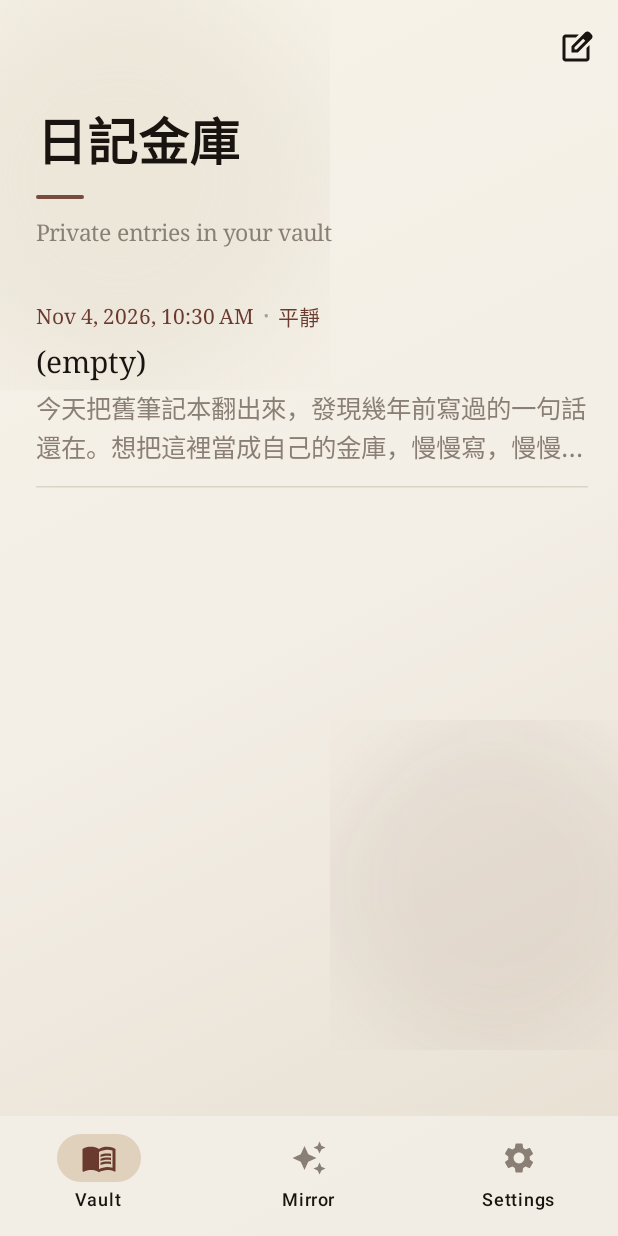
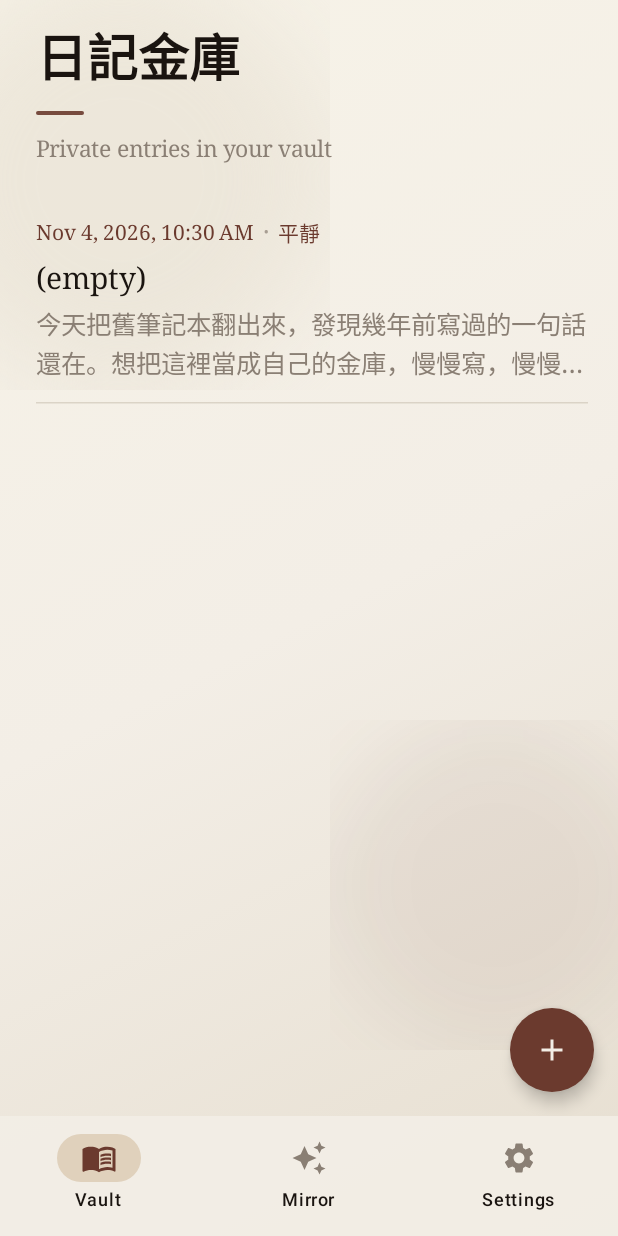
Before and after one commit to silasha1118-beep/diaryapp, an Android app built with Jetpack Compose: the composable MainTabs shown on its own in the app's theme, on a phone screen of 412 x 824 dp. Run offline under Robolectric (Android 15) with nearby library versions, the phone set to English and light mode, and no system bars.

Commit message:
Restore Android Vault compose bottom + FAB
Revert PR #66 iOS-style top trailing square.and.pencil control.
Use Material circular + FAB (burgundy seal on cream) per Android
platform convention; drop unused ic_square_and_pencil drawable.

Co-authored-by: silasha1118-beep <silasha1118-beep@users.noreply.github.com>

```diff
--- a/android/app/src/main/java/com/diaryvault/app/ui/diary/DiaryScreens.kt
+++ b/android/app/src/main/java/com/diaryvault/app/ui/diary/DiaryScreens.kt
@@ -15,10 +15,12 @@ import androidx.compose.foundation.layout.padding
 import androidx.compose.foundation.layout.size
 import androidx.compose.foundation.lazy.LazyColumn
 import androidx.compose.foundation.lazy.items
+import androidx.compose.foundation.shape.CircleShape
 import androidx.compose.foundation.shape.RoundedCornerShape
 import androidx.compose.foundation.text.BasicTextField
 import androidx.compose.material.icons.Icons
 import androidx.compose.material.icons.automirrored.filled.ArrowBack
+import androidx.compose.material.icons.filled.Add
 import androidx.compose.material.icons.filled.Image
 import androidx.compose.material.icons.filled.Mic
 import androidx.compose.material.icons.filled.Videocam
@@ -26,6 +28,7 @@ import androidx.compose.material3.Button
 import androidx.compose.material3.ButtonDefaults
 import androidx.compose.material3.CenterAlignedTopAppBar
 import androidx.compose.material3.ExperimentalMaterial3Api
+import androidx.compose.material3.FloatingActionButton
 import androidx.compose.material3.HorizontalDivider
 import androidx.compose.material3.Icon
 import androidx.compose.material3.IconButton
@@ -46,7 +49,6 @@ import androidx.compose.ui.Modifier
 import androidx.compose.ui.graphics.Color
 import androidx.compose.ui.graphics.SolidColor
 import androidx.compose.ui.graphics.vector.ImageVector
-import androidx.compose.ui.res.painterResource
 import androidx.compose.ui.text.TextStyle
 import androidx.compose.ui.text.font.FontFamily
 import androidx.compose.ui.text.font.FontWeight
@@ -112,7 +114,6 @@ fun DiaryNavHost(viewModel: VaultViewModel, modifier: Modifier = Modifier) {
     }
 }
 
-@OptIn(ExperimentalMaterial3Api::class)
 @Composable
 private fun DiaryListScreen(
     viewModel: VaultViewModel,
@@ -127,23 +128,18 @@ private fun DiaryListScreen(
         localizedString(R.string.diary_subtitle_named, name)
     }
 
-    // iOS DiaryListView: trailing toolbar `square.and.pencil` — no bottom FAB.
+    // Android convention: bottom-right circular Material + FAB (not iOS top square.and.pencil).
     Scaffold(
         containerColor = Color.Transparent,
-        topBar = {
-            TopAppBar(
-                title = { },
-                actions = {
-                    IconButton(onClick = onCreate) {
-                        Icon(
-                            painter = painterResource(R.drawable.ic_square_and_pencil),
-                            contentDescription = localizedString(R.string.diary_new),
-                            tint = VaultColors.ink,
-                        )
-                    }
-                },
-                colors = TopAppBarDefaults.topAppBarColors(containerColor = Color.Transparent),
-            )
+        floatingActionButton = {
+            FloatingActionButton(
+                onClick = onCreate,
+                containerColor = VaultColors.seal,
+                contentColor = VaultColors.paper,
+                shape = CircleShape,
+            ) {
+                Icon(Icons.Default.Add, contentDescription = localizedString(R.string.diary_new))
+            }
         },
     ) { padding ->
         if (entries.isEmpty()) {
@@ -190,8 +186,8 @@ private fun DiaryListScreen(
                 contentPadding = PaddingValues(
                     start = 24.dp,
                     end = 20.dp,
-                    top = padding.calculateTopPadding() + 4.dp,
-                    bottom = padding.calculateBottomPadding() + 24.dp,
+                    top = padding.calculateTopPadding() + 12.dp,
+                    bottom = padding.calculateBottomPadding() + 88.dp,
                 ),
                 verticalArrangement = Arrangement.spacedBy(0.dp),
             ) {
--- a/android/app/src/main/res/drawable/ic_square_and_pencil.xml
+++ /dev/null
@@ -1,13 +0,0 @@
-<?xml version="1.0" encoding="utf-8"?>
-<!-- iOS SF Symbol `square.and.pencil` — Material edit_square outline metaphor. -->
-<vector xmlns:android="http://schemas.android.com/apk/res/android"
-    android:width="24dp"
-    android:height="24dp"
-    android:viewportWidth="960"
-    android:viewportHeight="960"
-    android:tint="#FF000000"
-    android:autoMirrored="false">
-    <path
-        android:fillColor="#FFFFFFFF"
-        android:pathData="M200,840q-33,0 -56.5,-23.5T120,760v-560q0,-33 23.5,-56.5T200,120h357l-80,80H200v560h560v-278l80,-80v358q0,33 -23.5,56.5T760,840H200ZM360,600v-170l367,-367q12,-12 27,-18t30,-6q16,0 30.5,6t26.5,18l56,57q11,12 17,26.5t6,29.5q0,15 -5.5,29.5T897,232L530,600H360ZM440,520h56l232,-232 -28,-28 -29,-28 -231,231v57Z" />
-</vector>
```
Also changed, not shown: 1 other file.
